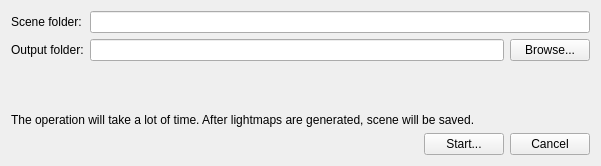
Old version of the form Tools/ResourceEditor/DataQt/BeastDialog.ui in the repository xaoctech/dava.engine.
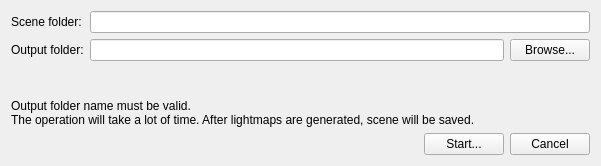
New version of the form. Icons and pictures are not drawn.

Commit message: [DF-4222] Fixed path validation

Patch:
```diff
--- a/Tools/ResourceEditor/DataQt/BeastDialog.ui
+++ b/Tools/ResourceEditor/DataQt/BeastDialog.ui
@@ -80,7 +80,8 @@
       </sizepolicy>
      </property>
      <property name="text">
-      <string>&lt;html&gt;&lt;head/&gt;&lt;body&gt;&lt;p&gt;The operation will take a lot of time. After lightmaps are generated, scene will be saved.&lt;/p&gt;&lt;/body&gt;&lt;/html&gt;</string>
+      <string>Output folder name must be valid.
+The operation will take a lot of time. After lightmaps are generated, scene will be saved.</string>
      </property>
     </widget>
    </item>
```
The commit also changes 1 other file.
